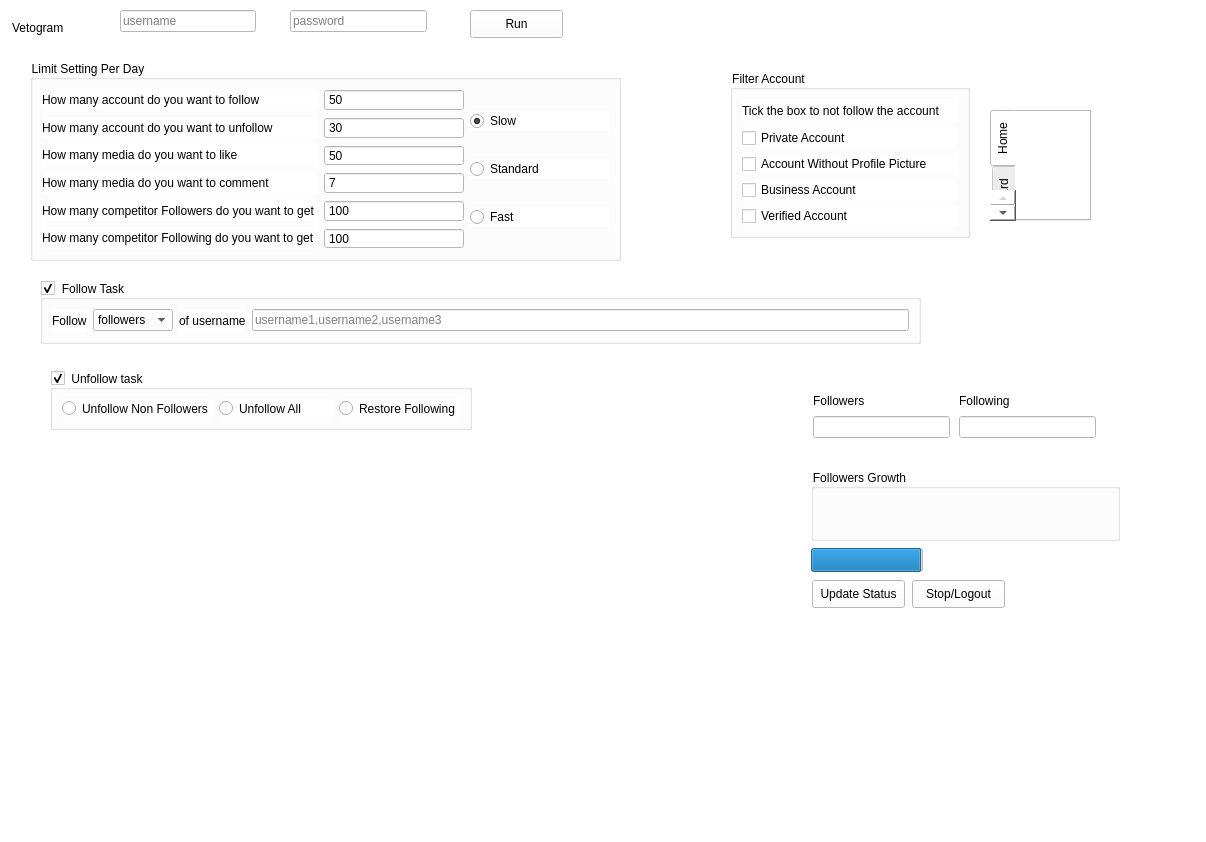
This is MyappV2/ui/MainWindow.ui in ohld/igbot as Qt 5 draws it before an edit. The edited form follows.
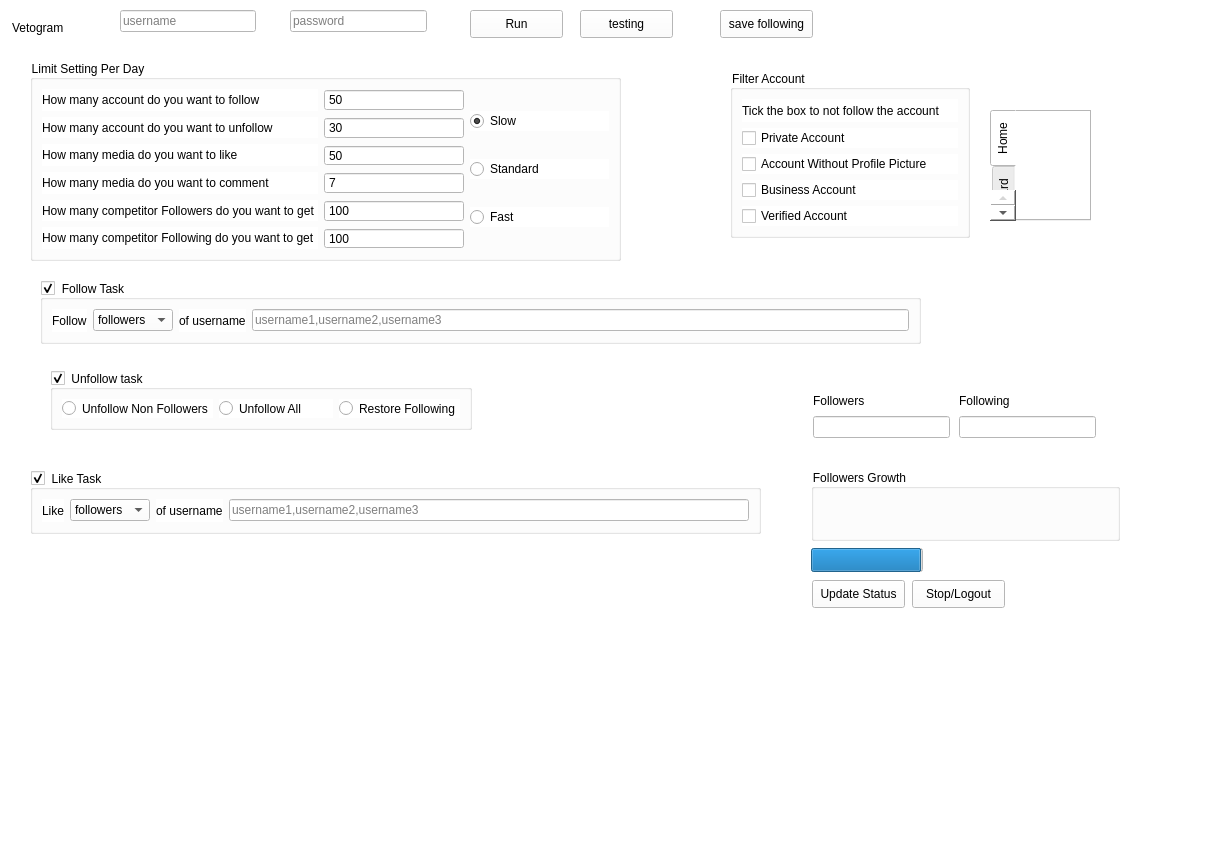
This is the edited form.

Commit message: dummy like thread complete

Diff of the .ui file:
```diff
--- a/MyappV2/ui/MainWindow.ui
+++ b/MyappV2/ui/MainWindow.ui
@@ -533,6 +533,94 @@
      </item>
     </layout>
    </widget>
+   <widget class="QPushButton" name="pushButton">
+    <property name="geometry">
+     <rect>
+      <x>720</x>
+      <y>10</y>
+      <width>93</width>
+      <height>28</height>
+     </rect>
+    </property>
+    <property name="text">
+     <string>save following</string>
+    </property>
+   </widget>
+   <widget class="QPushButton" name="button_testing">
+    <property name="geometry">
+     <rect>
+      <x>580</x>
+      <y>10</y>
+      <width>93</width>
+      <height>28</height>
+     </rect>
+    </property>
+    <property name="text">
+     <string>testing</string>
+    </property>
+   </widget>
+   <widget class="QGroupBox" name="groupBox_like">
+    <property name="geometry">
+     <rect>
+      <x>30</x>
+      <y>470</y>
+      <width>731</width>
+      <height>64</height>
+     </rect>
+    </property>
+    <property name="title">
+     <string>Like Task</string>
+    </property>
+    <property name="checkable">
+     <bool>true</bool>
+    </property>
+    <layout class="QHBoxLayout" name="horizontalLayout_7">
+     <item>
+      <layout class="QHBoxLayout" name="horizontalLayout_8">
+       <item>
+        <widget class="QLabel" name="label_10">
+         <property name="text">
+          <string>Like</string>
+         </property>
+        </widget>
+       </item>
+       <item>
+        <widget class="QComboBox" name="comboBox_like">
+         <item>
+          <property name="text">
+           <string>followers</string>
+          </property>
+         </item>
+         <item>
+          <property name="text">
+           <string>following</string>
+          </property>
+         </item>
+         <item>
+          <property name="text">
+           <string>hashtags</string>
+          </property>
+         </item>
+        </widget>
+       </item>
+       <item>
+        <widget class="QLabel" name="label_like">
+         <property name="text">
+          <string>of username</string>
+         </property>
+        </widget>
+       </item>
+       <item>
+        <widget class="QLineEdit" name="lineEdit_like">
+         <property name="placeholderText">
+          <string>username1,username2,username3</string>
+         </property>
+        </widget>
+       </item>
+      </layout>
+     </item>
+    </layout>
+   </widget>
    <widget class="QGroupBox" name="groupBox_2">
     <property name="geometry">
      <rect>
```
The commit also changes 1 other file.
